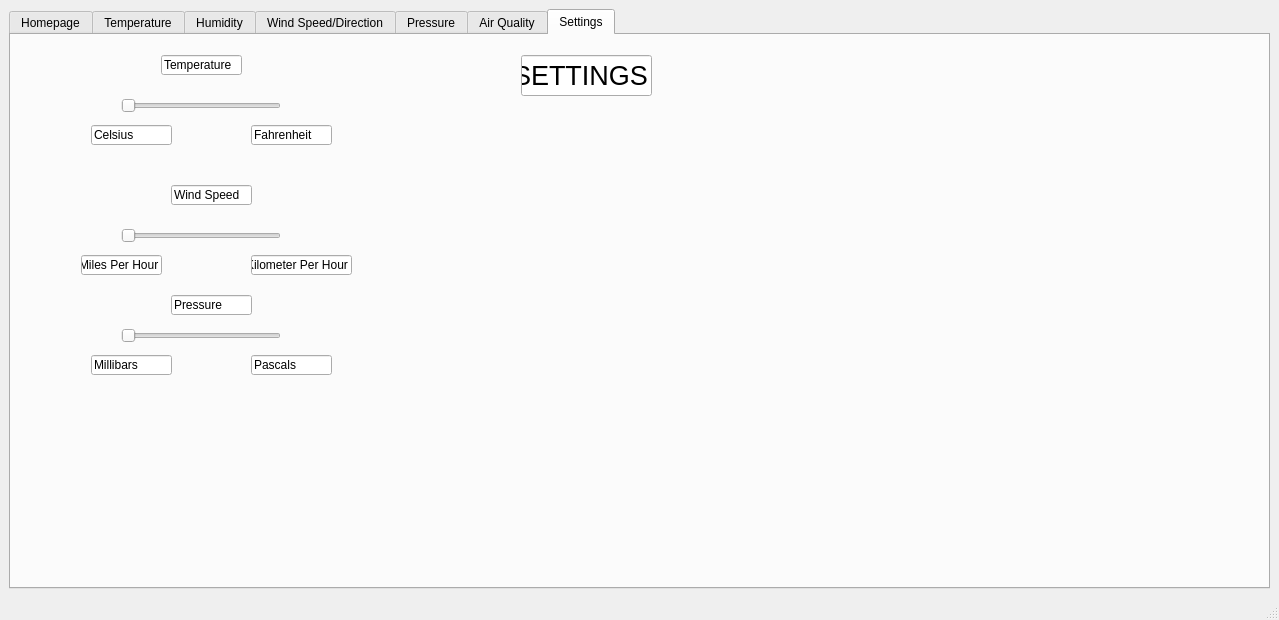
The window that Desktop Application/mainwindow.ui (brendankaguiar/Senior-Project) describes before a commit, drawn with Qt 5.
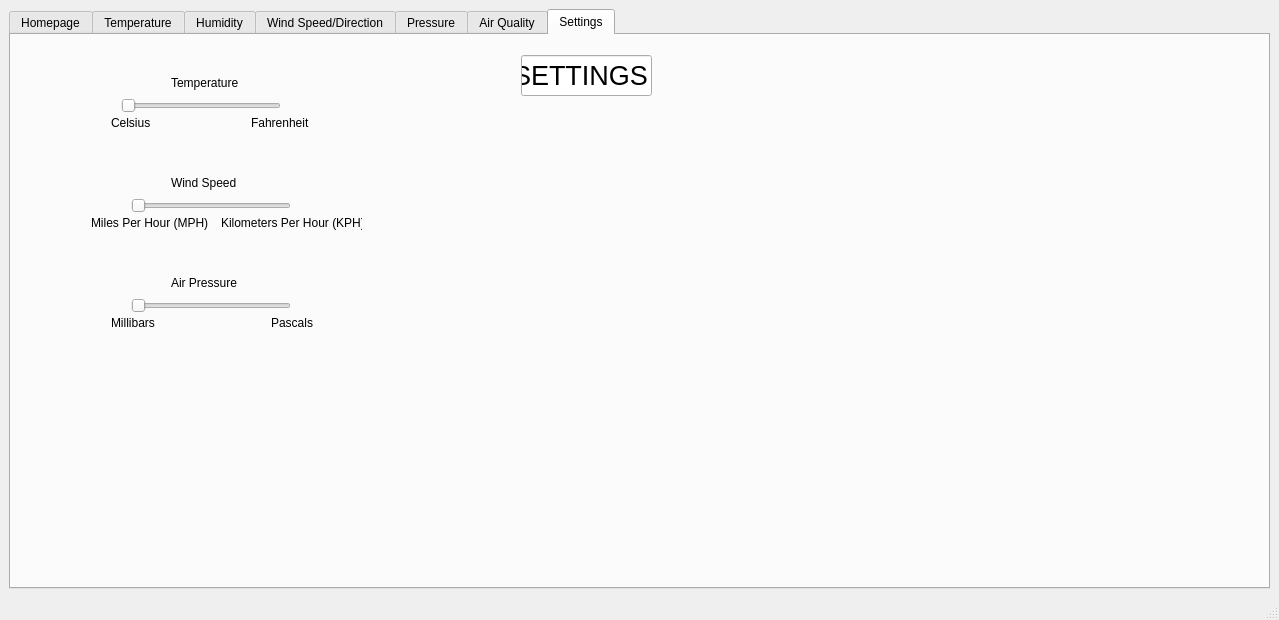
The same window after the commit. The open tabs and pages were chosen to show the change. Custom widgets are drawn as their Qt base class.

```diff
--- a/Desktop Application/mainwindow.ui
+++ b/Desktop Application/mainwindow.ui
@@ -18,7 +18,7 @@
   </property>
   <widget class="QWidget" name="ThemeWidgetForm">
    <layout class="QGridLayout" name="gridLayout_2">
-    <item row="0" column="1">
+    <item row="0" column="0">
      <widget class="QTabWidget" name="tabWidget">
       <property name="styleSheet">
        <string notr="true"/>
@@ -102,13 +102,13 @@
          <string>https://www.qt.io/blog</string>
         </property>
        </widget>
-       <widget class="QLabel" name="label">
+       <widget class="QLabel" name="EnterURLText">
         <property name="geometry">
          <rect>
-          <x>760</x>
-          <y>430</y>
-          <width>47</width>
-          <height>13</height>
+          <x>190</x>
+          <y>20</y>
+          <width>81</width>
+          <height>16</height>
          </rect>
         </property>
         <property name="text">
@@ -261,51 +261,6 @@
          <enum>Qt::Horizontal</enum>
         </property>
        </widget>
-       <widget class="QLineEdit" name="lineEdit">
-        <property name="geometry">
-         <rect>
-          <x>150</x>
-          <y>20</y>
-          <width>81</width>
-          <height>20</height>
-         </rect>
-        </property>
-        <property name="text">
-         <string>Temperature</string>
-        </property>
-        <property name="readOnly">
-         <bool>true</bool>
-        </property>
-       </widget>
-       <widget class="QLineEdit" name="lineEdit_2">
-        <property name="geometry">
-         <rect>
-          <x>80</x>
-          <y>90</y>
-          <width>81</width>
-          <height>20</height>
-         </rect>
-        </property>
-        <property name="text">
-         <string>Celsius</string>
-        </property>
-        <property name="readOnly">
-         <bool>true</bool>
-        </property>
-       </widget>
-       <widget class="QLineEdit" name="lineEdit_3">
-        <property name="geometry">
-         <rect>
-          <x>240</x>
-          <y>90</y>
-          <width>81</width>
-          <height>20</height>
-         </rect>
-        </property>
-        <property name="text">
-         <string>Fahrenheit</string>
-        </property>
-       </widget>
        <widget class="QLineEdit" name="lineEdit_4">
         <property name="geometry">
          <rect>
@@ -330,8 +285,8 @@
        <widget class="QSlider" name="horizontalSlider_2">
         <property name="geometry">
          <rect>
-          <x>110</x>
-          <y>190</y>
+          <x>120</x>
+          <y>160</y>
           <width>160</width>
           <height>22</height>
          </rect>
@@ -346,113 +301,134 @@
        <widget class="QSlider" name="horizontalSlider_3">
         <property name="geometry">
          <rect>
-          <x>110</x>
-          <y>290</y>
-          <width>160</width>
-          <height>22</height>
-         </rect>
-        </property>
-        <property name="maximum">
-         <number>1</number>
-        </property>
-        <property name="orientation">
-         <enum>Qt::Horizontal</enum>
-        </property>
-       </widget>
-       <widget class="QLineEdit" name="lineEdit_5">
-        <property name="geometry">
-         <rect>
-          <x>70</x>
-          <y>220</y>
-          <width>81</width>
-          <height>20</height>
-         </rect>
-        </property>
-        <property name="text">
-         <string>Miles Per Hour</string>
-        </property>
-        <property name="readOnly">
-         <bool>true</bool>
-        </property>
-       </widget>
-       <widget class="QLineEdit" name="lineEdit_6">
-        <property name="geometry">
-         <rect>
-          <x>240</x>
-          <y>220</y>
-          <width>101</width>
-          <height>20</height>
-         </rect>
-        </property>
-        <property name="text">
-         <string>Kilometer Per Hour</string>
-        </property>
-        <property name="readOnly">
-         <bool>true</bool>
-        </property>
-       </widget>
-       <widget class="QLineEdit" name="lineEdit_7">
-        <property name="geometry">
-         <rect>
-          <x>240</x>
-          <y>320</y>
-          <width>81</width>
-          <height>20</height>
-         </rect>
-        </property>
-        <property name="text">
-         <string>Pascals</string>
-        </property>
-        <property name="readOnly">
-         <bool>true</bool>
-        </property>
-       </widget>
-       <widget class="QLineEdit" name="lineEdit_8">
-        <property name="geometry">
-         <rect>
-          <x>80</x>
-          <y>320</y>
-          <width>81</width>
-          <height>20</height>
-         </rect>
-        </property>
-        <property name="text">
-         <string>Millibars</string>
-        </property>
-        <property name="readOnly">
-         <bool>true</bool>
-        </property>
-       </widget>
-       <widget class="QLineEdit" name="lineEdit_17">
-        <property name="geometry">
-         <rect>
-          <x>160</x>
-          <y>150</y>
-          <width>81</width>
-          <height>20</height>
-         </rect>
-        </property>
-        <property name="text">
-         <string>Wind Speed</string>
-        </property>
-        <property name="readOnly">
-         <bool>true</bool>
-        </property>
-       </widget>
-       <widget class="QLineEdit" name="lineEdit_18">
-        <property name="geometry">
-         <rect>
-          <x>160</x>
+          <x>120</x>
           <y>260</y>
-          <width>81</width>
-          <height>20</height>
+          <width>160</width>
+          <height>22</height>
          </rect>
         </property>
+        <property name="maximum">
+         <number>1</number>
+        </property>
+        <property name="orientation">
+         <enum>Qt::Horizontal</enum>
+        </property>
+       </widget>
+       <widget class="QLabel" name="label">
+        <property name="geometry">
+         <rect>
+          <x>160</x>
+          <y>40</y>
+          <width>71</width>
+          <height>16</height>
+         </rect>
+        </property>
         <property name="text">
-         <string>Pressure</string>
+         <string>Temperature</string>
         </property>
-        <property name="readOnly">
-         <bool>true</bool>
+       </widget>
+       <widget class="QLabel" name="label_2">
+        <property name="geometry">
+         <rect>
+          <x>100</x>
+          <y>80</y>
+          <width>41</width>
+          <height>16</height>
+         </rect>
+        </property>
+        <property name="text">
+         <string>Celsius</string>
+        </property>
+       </widget>
+       <widget class="QLabel" name="label_3">
+        <property name="geometry">
+         <rect>
+          <x>240</x>
+          <y>80</y>
+          <width>61</width>
+          <height>16</height>
+         </rect>
+        </property>
+        <property name="text">
+         <string>Fahrenheit</string>
+        </property>
+       </widget>
+       <widget class="QLabel" name="label_4">
+        <property name="geometry">
+         <rect>
+          <x>160</x>
+          <y>140</y>
+          <width>71</width>
+          <height>16</height>
+         </rect>
+        </property>
+        <property name="text">
+         <string>Wind Speed</string>
+        </property>
+       </widget>
+       <widget class="QLabel" name="label_5">
+        <property name="geometry">
+         <rect>
+          <x>80</x>
+          <y>180</y>
+          <width>121</width>
+          <height>16</height>
+         </rect>
+        </property>
+        <property name="text">
+         <string>Miles Per Hour (MPH)</string>
+        </property>
+       </widget>
+       <widget class="QLabel" name="label_6">
+        <property name="geometry">
+         <rect>
+          <x>210</x>
+          <y>180</y>
+          <width>141</width>
+          <height>16</height>
+         </rect>
+        </property>
+        <property name="text">
+         <string>Kilometers Per Hour (KPH)</string>
+        </property>
+       </widget>
+       <widget class="QLabel" name="label_7">
+        <property name="geometry">
+         <rect>
+          <x>160</x>
+          <y>240</y>
+          <width>71</width>
+          <height>16</height>
+         </rect>
+        </property>
+        <property name="text">
+         <string>Air Pressure</string>
+        </property>
+       </widget>
+       <widget class="QLabel" name="label_8">
+        <property name="geometry">
+         <rect>
+          <x>100</x>
+          <y>280</y>
+          <width>49</width>
+          <height>16</height>
+         </rect>
+        </property>
+        <property name="text">
+         <string>Millibars</string>
+        </property>
+       </widget>
+       <widget class="QLabel" name="label_9">
+        <property name="geometry">
+         <rect>
+          <x>260</x>
+          <y>280</y>
+          <width>51</width>
+          <height>16</height>
+         </rect>
+        </property>
+        <property name="text">
+         <string>Pascals</string>
         </property>
        </widget>
       </widget>
```
Left out of the diff: 98 changed lines with no effect on the pictures.
